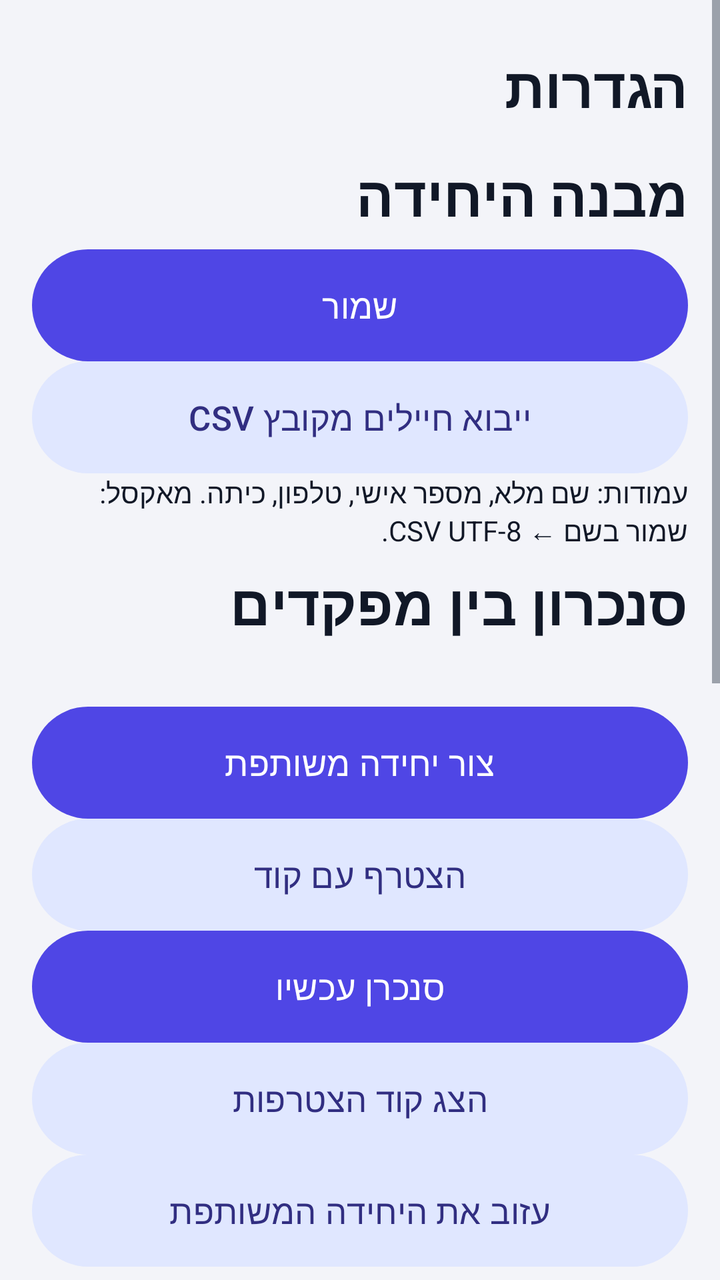
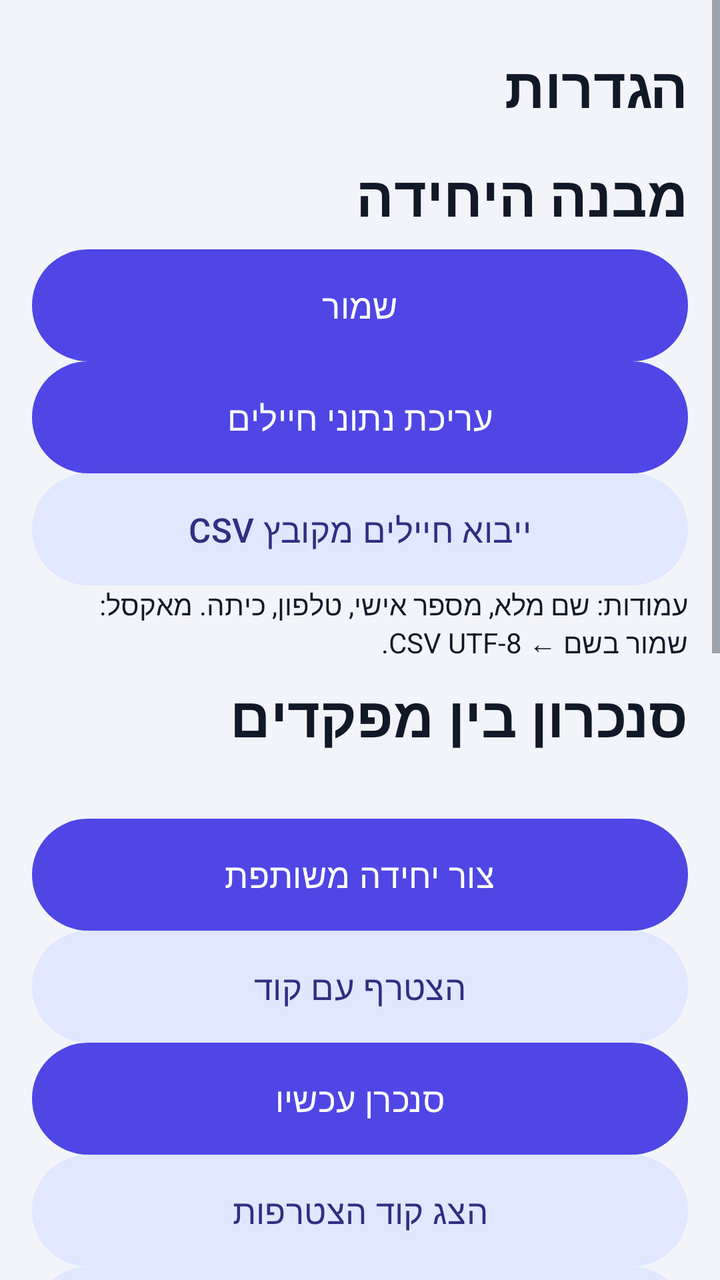

Before-and-after screenshots of an Android layout around one commit, followed by the original layout XML and the change that was made.
<!-- AndroidManifest.xml: application theme Theme.Hakshev -->
<!-- res/layout/activity_settings.xml -->
<?xml version="1.0" encoding="utf-8"?>
<ScrollView xmlns:android="http://schemas.android.com/apk/res/android"
    android:layout_width="match_parent"
    android:layout_height="match_parent"
    android:fillViewport="true">

    <LinearLayout
        android:layout_width="match_parent"
        android:layout_height="wrap_content"
        android:orientation="vertical"
        android:padding="16dp">

        <TextView
            style="@style/HkTitle"
            android:layout_width="match_parent"
            android:layout_height="wrap_content"
            android:text="@string/nav_settings" />

        <TextView
            style="@style/HkTitle"
            android:layout_width="match_parent"
            android:layout_height="wrap_content"
            android:text="@string/section_unit" />

        <LinearLayout
            android:id="@+id/formUnit"
            android:layout_width="match_parent"
            android:layout_height="wrap_content"
            android:orientation="vertical" />

        <com.google.android.material.button.MaterialButton
            android:id="@+id/btnSaveUnit"
            style="@style/HkButton"
            android:layout_width="match_parent"
            android:layout_height="wrap_content"
            android:text="@string/save" />

        <com.google.android.material.button.MaterialButton
            android:id="@+id/btnImport"
            style="@style/HkButtonOutlined"
            android:layout_width="match_parent"
            android:layout_height="wrap_content"
            android:text="@string/import_csv" />

        <TextView
            style="@style/HkBody"
            android:layout_width="match_parent"
            android:layout_height="wrap_content"
            android:text="@string/import_csv_hint"
            android:textSize="14sp" />

        <TextView
            style="@style/HkTitle"
            android:layout_width="match_parent"
            android:layout_height="wrap_content"
            android:text="@string/section_sync" />

        <TextView
            android:id="@+id/tvSyncState"
            style="@style/HkBody"
            android:layout_width="match_parent"
            android:layout_height="wrap_content" />

        <com.google.android.material.button.MaterialButton
            android:id="@+id/btnSyncCreate"
            style="@style/HkButton"
            android:layout_width="match_parent"
            android:layout_height="wrap_content"
            android:text="@string/sync_create" />

        <com.google.android.material.button.MaterialButton
            android:id="@+id/btnSyncJoin"
            style="@style/HkButtonOutlined"
            android:layout_width="match_parent"
            android:layout_height="wrap_content"
            android:text="@string/sync_join" />

        <com.google.android.material.button.MaterialButton
            android:id="@+id/btnSyncNow"
            style="@style/HkButton"
            android:layout_width="match_parent"
            android:layout_height="wrap_content"
            android:text="@string/sync_now" />

        <com.google.android.material.button.MaterialButton
            android:id="@+id/btnSyncCode"
            style="@style/HkButtonOutlined"
            android:layout_width="match_parent"
            android:layout_height="wrap_content"
            android:text="@string/sync_show_code" />

        <com.google.android.material.button.MaterialButton
            android:id="@+id/btnSyncLeave"
            style="@style/HkButtonOutlined"
            android:layout_width="match_parent"
            android:layout_height="wrap_content"
            android:text="@string/sync_leave" />

        <TextView
            style="@style/HkTitle"
            android:layout_width="match_parent"
            android:layout_height="wrap_content"
            android:text="@string/section_display" />

        <RadioGroup
            android:id="@+id/rgTheme"
            android:layout_width="match_parent"
            android:layout_height="wrap_content">

            <RadioButton
                android:id="@+id/rbSystem"
                style="@style/HkBody"
                android:layout_width="match_parent"
                android:layout_height="56dp"
                android:text="@string/theme_system" />

            <RadioButton
                android:id="@+id/rbDay"
                style="@style/HkBody"
                android:layout_width="match_parent"
                android:layout_height="56dp"
                android:text="@string/theme_day" />

            <RadioButton
                android:id="@+id/rbNight"
                style="@style/HkBody"
                android:layout_width="match_parent"
                android:layout_height="56dp"
                android:text="@string/theme_night" />
        </RadioGroup>

        <TextView
            style="@style/HkTitle"
            android:layout_width="match_parent"
            android:layout_height="wrap_content"
            android:text="@string/section_security" />

        <TextView
            android:id="@+id/tvPinState"
            style="@style/HkBody"
            android:layout_width="match_parent"
            android:layout_height="wrap_content" />

        <com.google.android.material.button.MaterialButton
            android:id="@+id/btnSetPin"
            style="@style/HkButtonOutlined"
            android:layout_width="match_parent"
            android:layout_height="wrap_content"
            android:text="@string/set_pin" />

        <com.google.android.material.button.MaterialButton
            android:id="@+id/btnClearPin"
            style="@style/HkButtonOutlined"
            android:layout_width="match_parent"
            android:layout_height="wrap_content"
            android:text="@string/clear_pin" />

        <LinearLayout
            android:id="@+id/formSecurity"
            android:layout_width="match_parent"
            android:layout_height="wrap_content"
            android:layout_marginTop="8dp"
            android:orientation="vertical" />

        <com.google.android.material.button.MaterialButton
            android:id="@+id/btnSaveWipe"
            style="@style/HkButton"
            android:layout_width="match_parent"
            android:layout_height="wrap_content"
            android:text="@string/save" />

        <com.google.android.material.button.MaterialButton
            android:id="@+id/btnWipeAll"
            style="@style/HkButtonOutlined"
            android:layout_width="match_parent"
            android:layout_height="wrap_content"
            android:layout_marginTop="16dp"
            android:text="@string/wipe_all"
            android:textColor="@color/hk_alert" />
    </LinearLayout>
</ScrollView>
<!-- resources referenced by this layout -->
<resources>
  <color name="hk_alert">#DC2626</color>
  <string name="clear_pin">בטל קוד PIN</string>
  <string name="import_csv">ייבוא חיילים מקובץ CSV</string>
  <string name="import_csv_hint">עמודות: שם מלא, מספר אישי, טלפון, כיתה. מאקסל: שמור בשם ← CSV UTF-8.</string>
  <string name="nav_settings">הגדרות</string>
  <string name="save">שמור</string>
  <string name="section_display">תצוגה</string>
  <string name="section_security">אבטחה</string>
  <string name="section_sync">סנכרון בין מפקדים</string>
  <string name="section_unit">מבנה היחידה</string>
  <string name="set_pin">קבע קוד PIN</string>
  <string name="sync_create">צור יחידה משותפת</string>
  <string name="sync_join">הצטרף עם קוד</string>
  <string name="sync_leave">עזוב את היחידה המשותפת</string>
  <string name="sync_now">סנכרן עכשיו</string>
  <string name="sync_show_code">הצג קוד הצטרפות</string>
  <string name="theme_day">יום (ניגודיות גבוהה)</string>
  <string name="theme_night">לילה טקטי (שחור ואדום)</string>
  <string name="theme_system">לפי הגדרות המכשיר</string>
  <string name="wipe_all">מחק את כל הנתונים</string>
  <style name="HkBody" parent="">
          <item name="android:textSize">18sp</item>
          <item name="android:textColor">?attr/colorOnBackground</item>
      </style>
  <style name="HkButton" parent="Widget.Material3.Button">
          <item name="android:minHeight">56dp</item>
          <item name="android:textSize">17sp</item>
          <item name="android:textAllCaps">false</item>
          <item name="android:fontFamily">sans-serif-medium</item>
          <item name="android:insetTop">0dp</item>
          <item name="android:insetBottom">0dp</item>
          <item name="cornerRadius">28dp</item>
      </style>
  <style name="HkButtonOutlined" parent="Widget.Material3.Button.TonalButton">
          <item name="android:minHeight">56dp</item>
          <item name="android:textSize">17sp</item>
          <item name="android:textAllCaps">false</item>
          <item name="android:fontFamily">sans-serif-medium</item>
          <item name="android:insetTop">0dp</item>
          <item name="android:insetBottom">0dp</item>
          <item name="cornerRadius">28dp</item>
      </style>
  <style name="HkTitle" parent="">
          <item name="android:textSize">28sp</item>
          <item name="android:textStyle">bold</item>
          <item name="android:fontFamily">sans-serif-medium</item>
          <item name="android:textColor">?attr/colorOnBackground</item>
          <item name="android:paddingTop">8dp</item>
          <item name="android:paddingBottom">8dp</item>
      </style>
  <color name="hk_primary">#4F46E5</color>
  <color name="hk_on_primary">#FFFFFF</color>
  <color name="hk_container">#E0E7FF</color>
  <color name="hk_on_container">#312E81</color>
  <color name="hk_bg">#F3F4F9</color>
  <color name="hk_surface">#FFFFFF</color>
  <color name="hk_text">#111827</color>
  <color name="hk_muted">#4B5563</color>
  <color name="hk_outline">#C7CBD6</color>
  <!-- unchanged entries left out for length: 1 -->
</resources>

<!-- the commit's change to res/layout/activity_settings.xml (unified diff, before → after) -->
@@ -34,6 +34,13 @@
             android:layout_width="match_parent"
             android:layout_height="wrap_content"
             android:text="@string/save" />
+
+        <com.google.android.material.button.MaterialButton
+            android:id="@+id/btnEditSoldiers"
+            style="@style/HkButton"
+            android:layout_width="match_parent"
+            android:layout_height="wrap_content"
+            android:text="@string/edit_soldiers" />
 
         <com.google.android.material.button.MaterialButton
             android:id="@+id/btnImport"
<!-- resource entries referenced after the edit -->
@@ -2,6 +2,7 @@
 <resources>
   <color name="hk_alert">#DC2626</color>
   <string name="clear_pin">בטל קוד PIN</string>
+  <string name="edit_soldiers">עריכת נתוני חיילים</string>
   <string name="import_csv">ייבוא חיילים מקובץ CSV</string>
   <string name="import_csv_hint">עמודות: שם מלא, מספר אישי, טלפון, כיתה. מאקסל: שמור בשם ← CSV UTF-8.</string>
   <string name="nav_settings">הגדרות</string>
